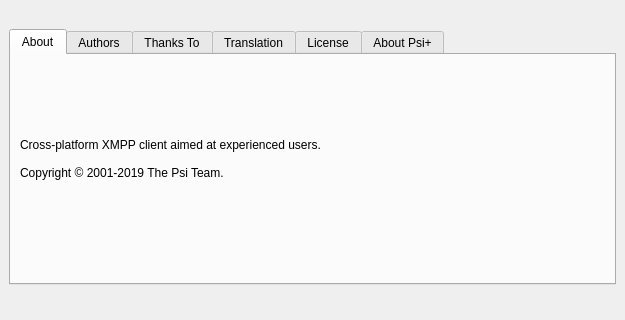
This is src/about.ui in psi-im/psi as Qt 5 draws it before an edit. The edited form follows.
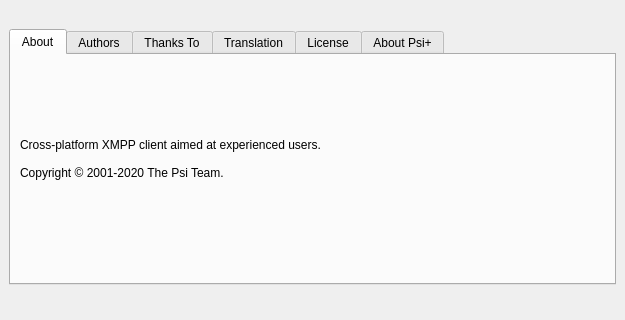
This is the edited form. Custom widgets are drawn as their Qt base class.

```diff
--- a/src/about.ui
+++ b/src/about.ui
@@ -121,7 +121,7 @@
           </sizepolicy>
          </property>
          <property name="text">
-          <string>&lt;html&gt;&lt;head/&gt;&lt;body&gt;&lt;p&gt;Cross-platform XMPP client aimed at experienced users.&lt;br/&gt;&lt;br/&gt;Copyright © 2001-2019 The Psi Team.&lt;br/&gt;&lt;/p&gt;&lt;/body&gt;&lt;/html&gt;</string>
+          <string>&lt;html&gt;&lt;head/&gt;&lt;body&gt;&lt;p&gt;Cross-platform XMPP client aimed at experienced users.&lt;br/&gt;&lt;br/&gt;Copyright © 2001-2020 The Psi Team.&lt;br/&gt;&lt;/p&gt;&lt;/body&gt;&lt;/html&gt;</string>
          </property>
          <property name="textFormat">
           <enum>Qt::RichText</enum>
```
